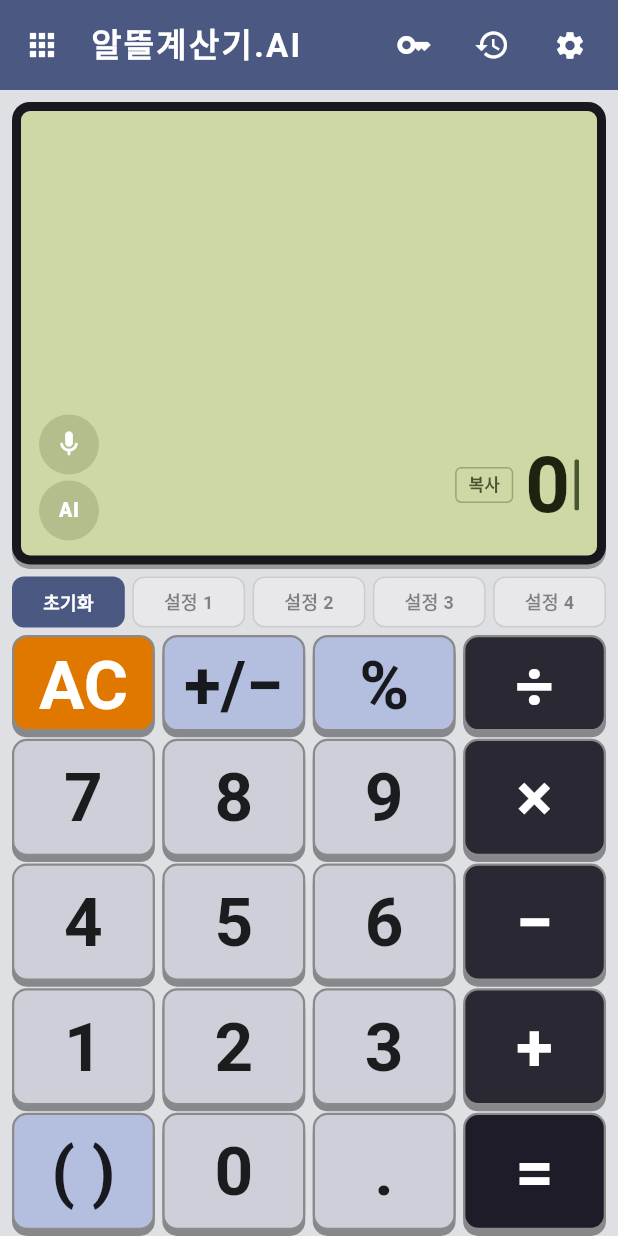
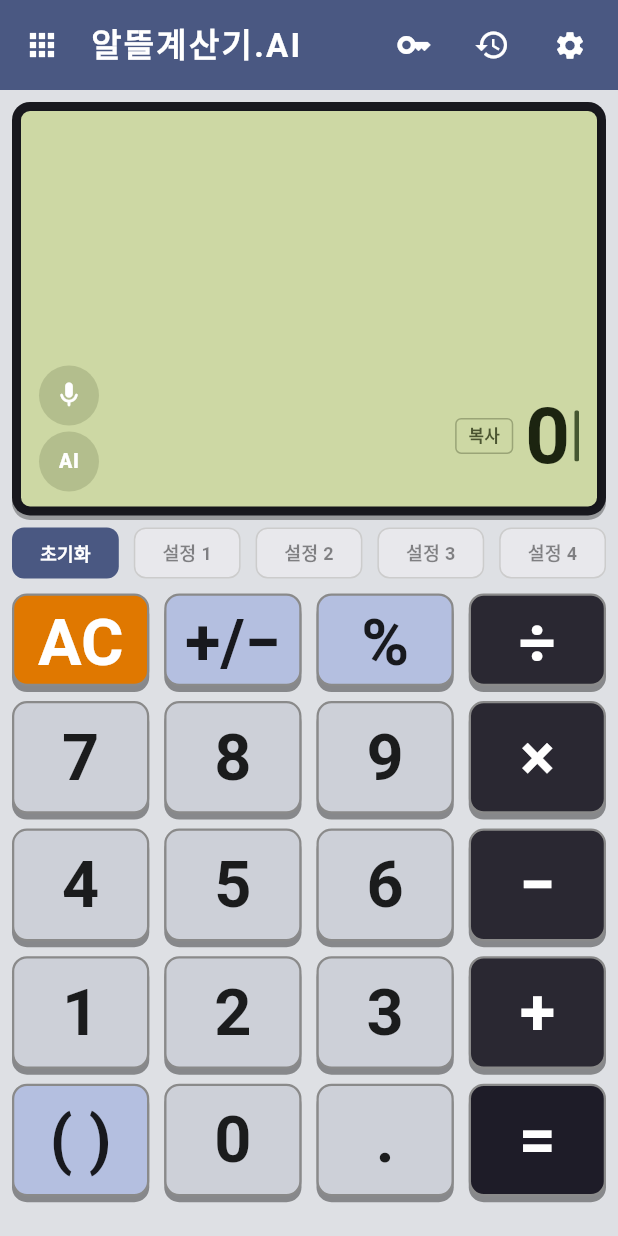
Before and after one commit to birddogmary24-bit/util-AIcalculator, a Flutter app: the CalculatorScreen screen opened by its route, on a phone screen of 412 x 824 dp. Run offline on Flutter 3.47's test engine with Material 3 defaults, Android fonts, the phone set to English and light mode, and no system bars; our stand-ins replace drift, drift_flutter, flutter_local_notifications, flutter_riverpod, flutter_secure_storage, flutter_timezone and 6 more; accounts and stored records are empty; generated files the repository leaves out were written again; Roboto replaces fonts that are missing (Pretendard).

Commit message:
fix: restore button gap to 10px and add bottom breathing room (30% of btn height)
Co-Authored-By: Claude Sonnet 4.6 <noreply@anthropic.com>

```diff
--- a/lib/presentation/calculator/widgets/button_grid.dart
+++ b/lib/presentation/calculator/widgets/button_grid.dart
@@ -34,7 +34,7 @@ class ButtonGrid extends ConsumerWidget {
     return LayoutBuilder(
       builder: (context, constraints) {
         final totalWidth = constraints.maxWidth;
-        const gap = 5.0;
+        const gap = 10.0;
         final btnSize = (totalWidth - gap * 3) / 4;
 
         return Column(
@@ -75,6 +75,8 @@ class ButtonGrid extends ConsumerWidget {
                 child: _buildRow(btnSize, rowBtnHeight, gap, buttons),
               );
             }),
+            // Bottom breathing room: ~30% of number button height
+            SizedBox(height: btnSize * 0.82 * 0.3),
           ],
         );
       },
```
